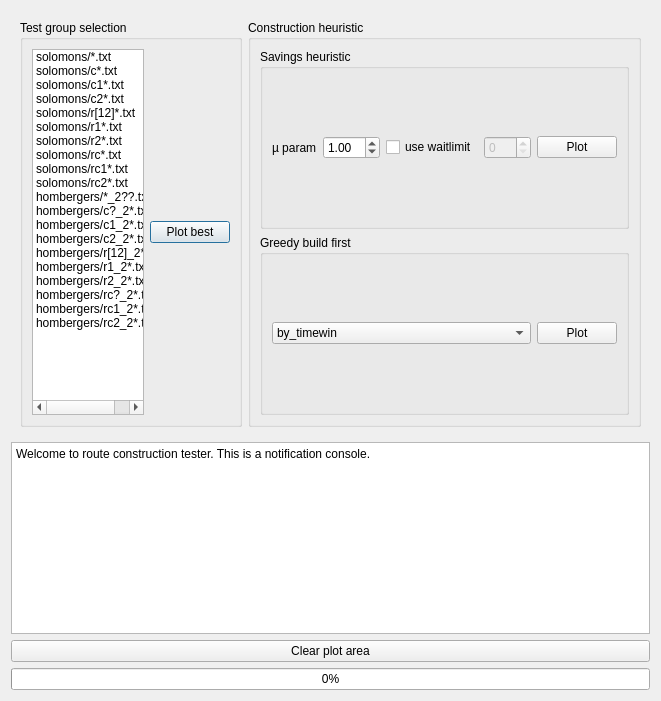
Qt form helper.ui (rubenlangius/pygrout) before a commit.
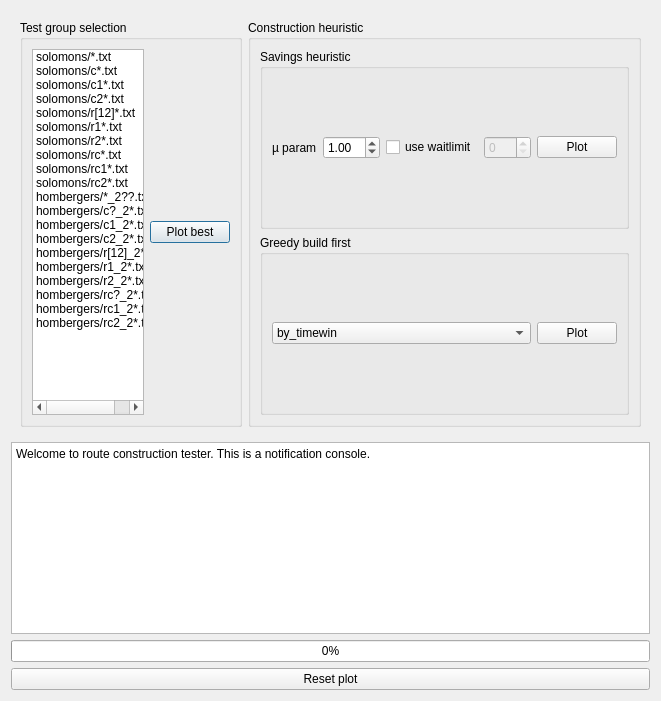
The same form after that commit.

Commit message: upgraded plot: legend, x-ticks, ylim and xlim adjustment, clearing

```diff
--- a/helper.ui
+++ b/helper.ui
@@ -277,13 +277,6 @@
      </property>
     </widget>
    </item>
-   <item>
-    <widget class="QPushButton" name="clearPlot">
-     <property name="text">
-      <string>Clear plot area</string>
-     </property>
-    </widget>
-   </item>
    <item>
     <widget class="QProgressBar" name="progressBar">
      <property name="maximum">
@@ -294,6 +287,13 @@
      </property>
     </widget>
    </item>
+   <item>
+    <widget class="QPushButton" name="clearPlot">
+     <property name="text">
+      <string>Reset plot</string>
+     </property>
+    </widget>
+   </item>
   </layout>
  </widget>
  <resources/>
```
The commit also changes 3 other files.
